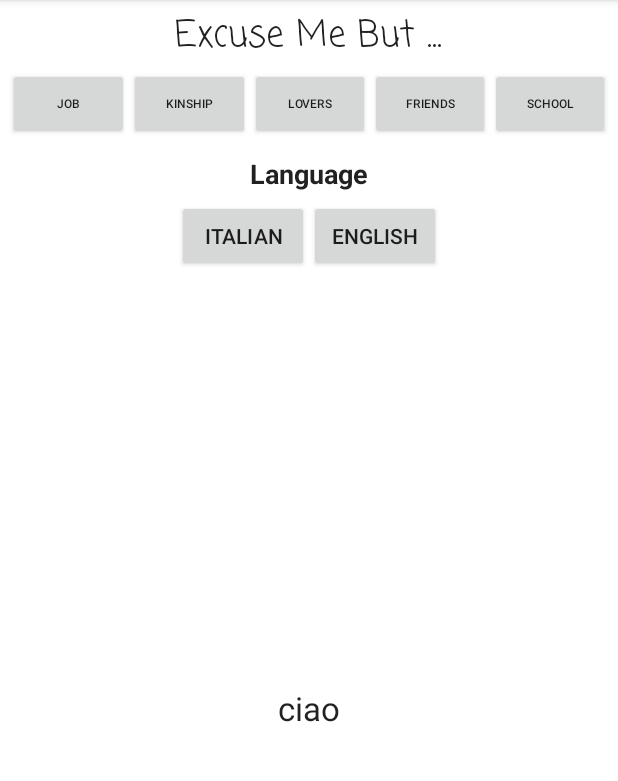
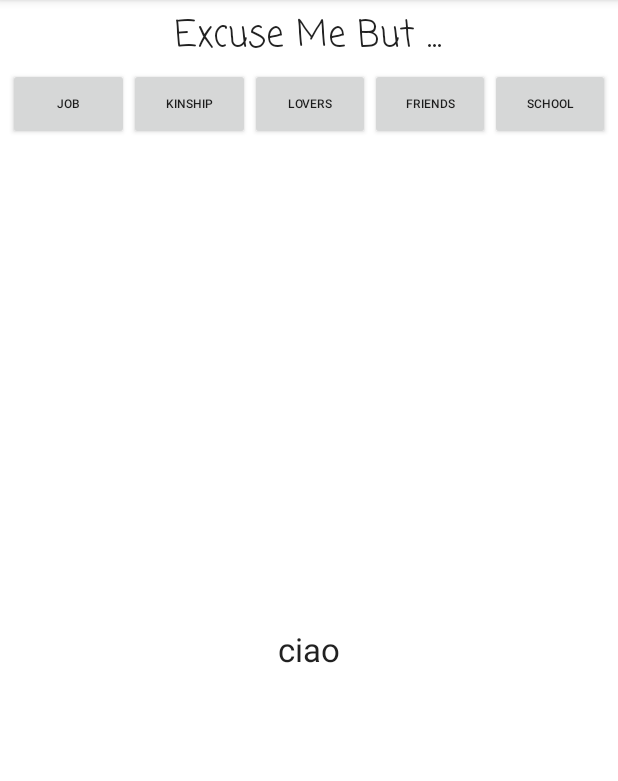
Before and after one commit to Unknowned1/ExcuseMeGenerator_v0.01, an Android app: the MainActivity screen opened directly, with no data from a screen before it, on a phone screen of 412 x 824 dp, the part 84-865 px from its top. Run offline under Robolectric (Android 15) with nearby library versions, the phone set to English and light mode, and no system bars.

Commit message:
remade 2_1_7

```diff
--- a/app/src/main/java/com/b_gamesentertainment/excusemegenerator/MainActivity.java
+++ b/app/src/main/java/com/b_gamesentertainment/excusemegenerator/MainActivity.java
@@ -3,17 +3,12 @@ package com.b_gamesentertainment.excusemegenerator;
 import android.support.v7.app.AppCompatActivity;
 import android.os.Bundle;
 import android.view.View;
-import android.widget.ArrayAdapter;
 import android.widget.Button;
-import android.widget.ListView;
 import android.widget.TextView;
-
-import java.util.ArrayList;
 import java.util.Random;
 
 public class MainActivity extends AppCompatActivity {
 
-    Button buttonItalian, buttonEnglish;
     Button buttonJob, buttonKinship, buttonLovers, buttonSchool, buttonFriends;
     TextView textViewScuse;
 
@@ -28,7 +23,7 @@ public class MainActivity extends AppCompatActivity {
             "Stringa5",
             "Stringa6",
             "Stringa7"};
-    ArrayAdapter<String> adapter;
+
 
 
 
@@ -37,8 +32,6 @@ public class MainActivity extends AppCompatActivity {
         super.onCreate(savedInstanceState);
         setContentView(R.layout.activity_main);
 
-        buttonEnglish = findViewById(R.id.buttonEnglish);
-        buttonItalian = findViewById(R.id.buttonItalian);
         buttonJob = findViewById(R.id.buttonJob);
         buttonKinship = findViewById(R.id.buttonKinship);
         buttonFriends = findViewById(R.id.buttonFriends);
--- a/app/src/main/res/layout/activity_main.xml
+++ b/app/src/main/res/layout/activity_main.xml
@@ -87,52 +87,6 @@
         android:layout_marginTop="10dp"
         android:orientation="vertical">
 
-        <TextView
-            android:id="@+id/textView9"
-            android:layout_width="match_parent"
-            android:layout_height="wrap_content"
-            android:gravity="center"
-            android:text="Language"
-            android:textAppearance="@style/TextAppearance.AppCompat"
-            android:textSize="18dp"
-            android:textStyle="bold" />
-
-        <LinearLayout
-            android:layout_width="match_parent"
-            android:layout_height="wrap_content"
-            android:layout_marginTop="5dp"
-            android:orientation="horizontal">
-
-            <Button
-                android:id="@+id/button26"
-                android:layout_width="wrap_content"
-                android:layout_height="wrap_content"
-                android:layout_weight="2"
-                android:text="Button"
-                android:visibility="invisible" />
-
-            <Button
-                android:id="@+id/buttonItalian"
-                android:layout_width="wrap_content"
-                android:layout_height="wrap_content"
-                android:layout_weight="0"
-                android:text="Italian" />
-
-            <Button
-                android:id="@+id/buttonEnglish"
-                android:layout_width="wrap_content"
-                android:layout_height="wrap_content"
-                android:layout_weight="0"
-                android:text="English" />
-
-            <Button
-                android:id="@+id/button23"
-                android:layout_width="wrap_content"
-                android:layout_height="wrap_content"
-                android:layout_weight="2"
-                android:text="Button"
-                android:visibility="invisible" />
-        </LinearLayout>
     </LinearLayout>
 
     <FrameLayout
```
